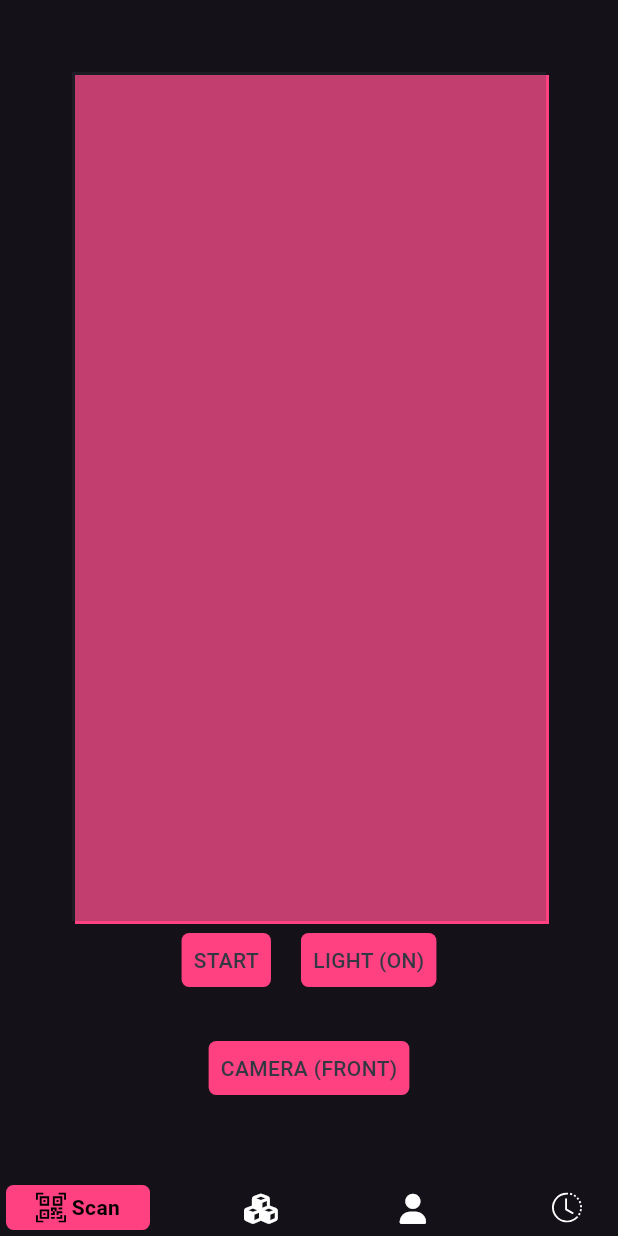
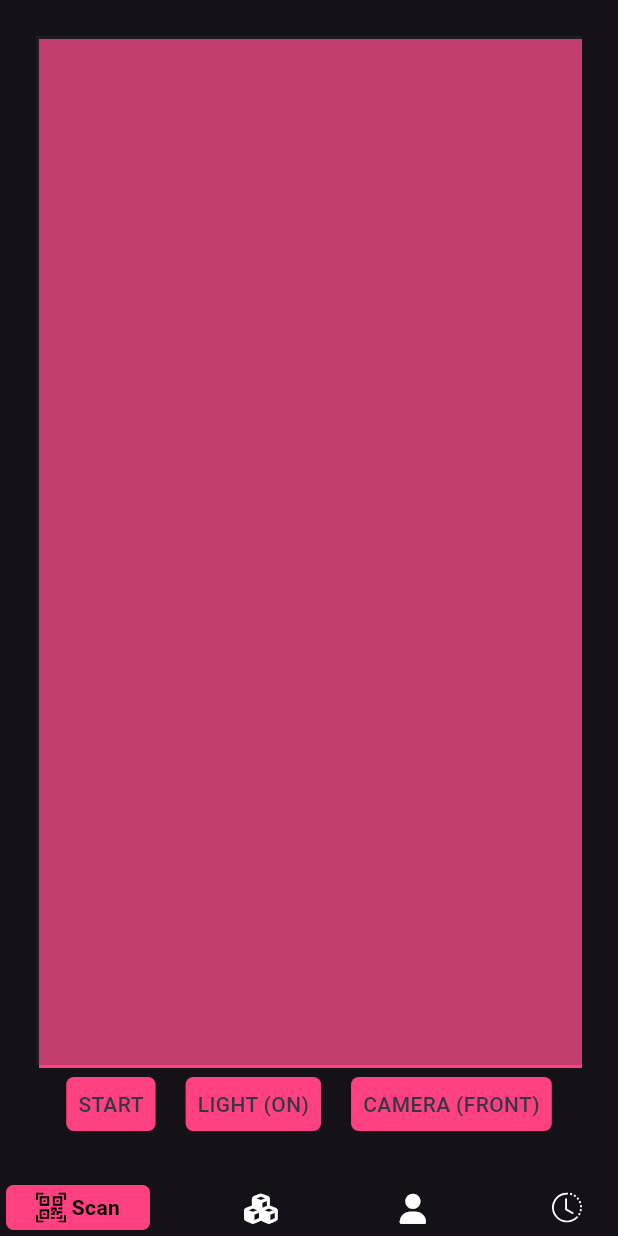
Before and after one commit to hafedh049/crew, a Flutter app: the screen it shows after launch, on a phone screen of 412 x 824 dp. Run offline on Flutter 3.47's test engine with Material 3 defaults, Android fonts, the phone set to English and light mode, and no system bars; drawn by our look-alikes of google_nav_bar; our stand-ins replace flutter_animate, icons_plus; missing offline and left inert: qr_code_scanner, syncfusion_flutter_barcodes.

Commit message:
Modified  lib/scan.dart

```diff
--- a/lib/scan.dart
+++ b/lib/scan.dart
@@ -52,9 +52,7 @@ class _ScanState extends State<Scan> {
 
   @override
   Widget build(BuildContext context) {
-    return Padding(
-      padding: const EdgeInsets.all(24),
-      child: Column(
+    return Column(
       children: <Widget>[
         Expanded(
           child: _isOpened
@@ -124,7 +122,6 @@ class _ScanState extends State<Scan> {
           ],
         ),
       ],
-      ),
     );
   }
 }
```
Lines whose indentation alone changed are shown as unchanged.
